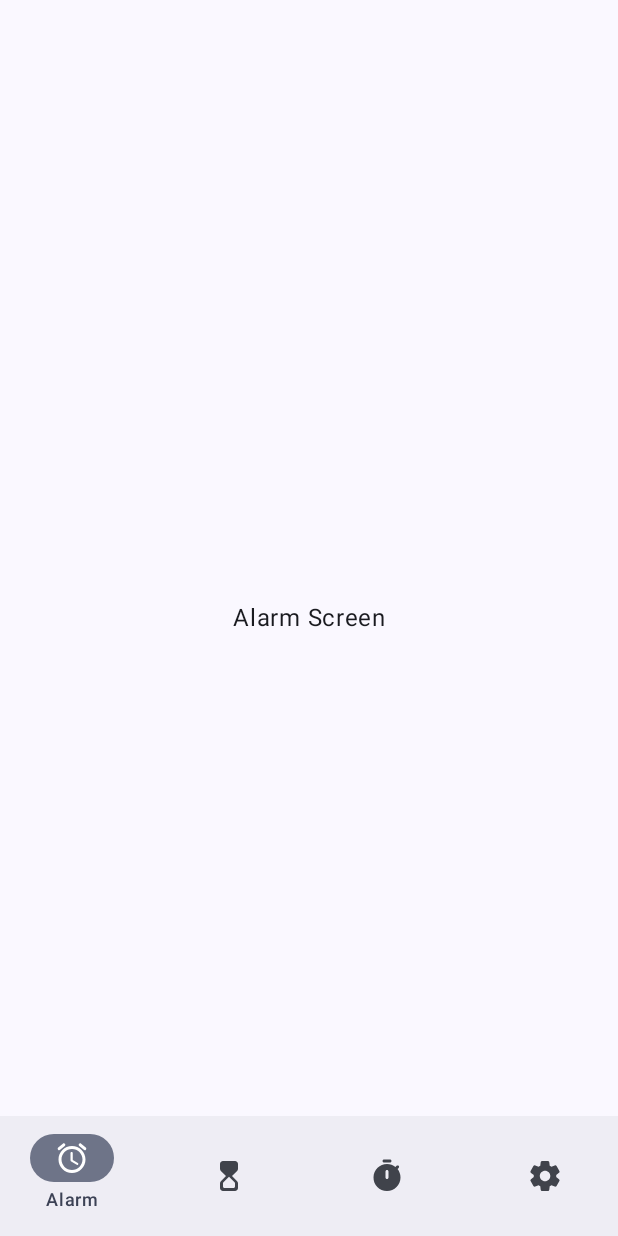
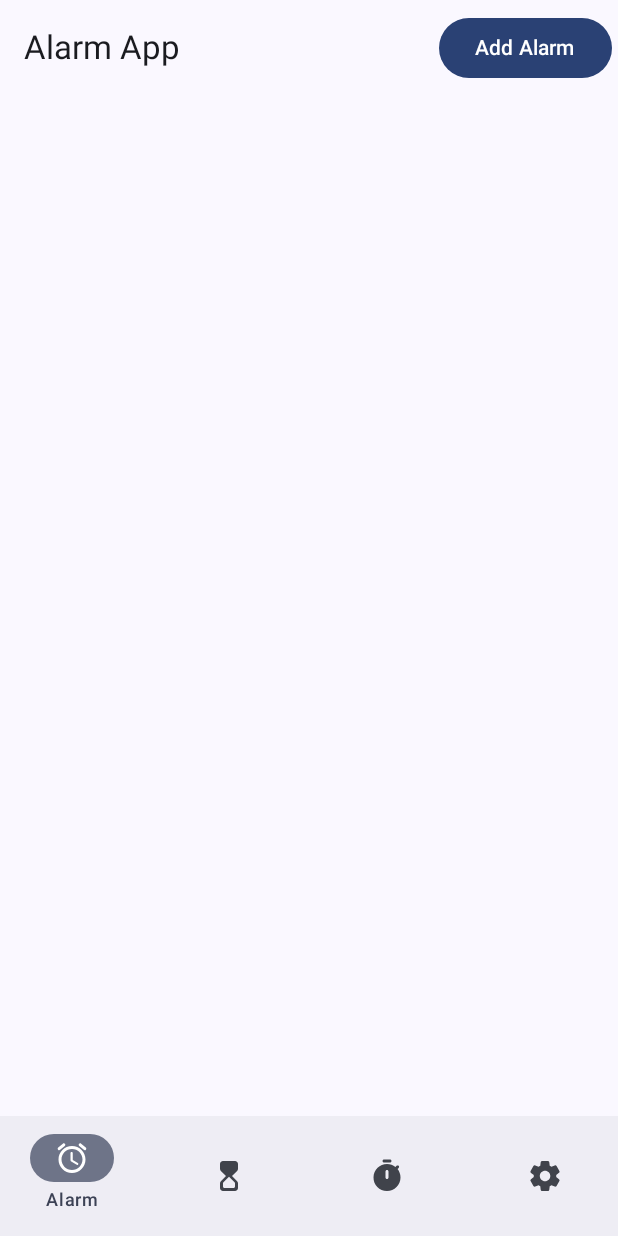
Before and after one commit to nasr-amraoui/Alarmii, an Android app built with Jetpack Compose: the screen it shows after launch (MainActivity), on a phone screen of 412 x 824 dp. Run offline under Robolectric (Android 15) with nearby library versions, the phone set to English and light mode, and no system bars.

Commit message:
This version has a error that in line 58 alarmScreen.kt, needed to be fixed later.

```diff
--- a/app/build.gradle.kts
+++ b/app/build.gradle.kts
@@ -63,4 +63,10 @@ dependencies {
 
     // Material Icon
     implementation("androidx.compose.material:material-icons-extended:1.5.4")
+
+    // Lifecycle
+    implementation("androidx.lifecycle:lifecycle-runtime-ktx:2.6.1")
+
+    // Livedata
+    implementation("androidx.compose.runtime:runtime-livedata:1.5.1")
 }
--- a/app/src/main/AndroidManifest.xml
+++ b/app/src/main/AndroidManifest.xml
@@ -1,6 +1,11 @@
 <?xml version="1.0" encoding="utf-8"?>
 <manifest xmlns:android="http://schemas.android.com/apk/res/android"
     xmlns:tools="http://schemas.android.com/tools">
+
+    <uses-permission android:name="android.permission.VIBRATE"/>
+    <uses-permission android:name="android.permission.POST_NOTIFICATIONS"/>
+    <uses-permission android:name="android.permission.SCHEDULE_EXACT_ALARM"
+        tools:ignore="ProtectedPermissions" />
 
     <application
         android:allowBackup="true"
--- a/app/src/main/java/com/example/alarmii/MainActivity.kt
+++ b/app/src/main/java/com/example/alarmii/MainActivity.kt
@@ -1,5 +1,9 @@
 package com.example.alarmii
 
+import android.app.NotificationChannel
+import android.app.NotificationManager
+import android.content.Context
+import android.os.Build
 import android.os.Bundle
 import androidx.activity.ComponentActivity
 import androidx.activity.compose.setContent
@@ -9,15 +13,18 @@ import androidx.compose.material3.MaterialTheme
 import androidx.compose.material3.Scaffold
 import androidx.compose.material3.Surface
 import androidx.compose.ui.Modifier
+import androidx.core.content.ContextCompat.getSystemService
 import androidx.navigation.compose.rememberNavController
 import com.example.alarmii.navigation.AppNavHost
 import com.example.alarmii.navigation.Screens
 import com.example.alarmii.ui.theme.AlarmiiTheme
 
+
 class MainActivity : ComponentActivity() {
     override fun onCreate(savedInstanceState: Bundle?) {
         super.onCreate(savedInstanceState)
         enableEdgeToEdge()
+        createNotificationChannel()
         setContent {
             AlarmiiTheme {
                 Surface(
@@ -40,4 +47,19 @@ class MainActivity : ComponentActivity() {
             }
         }
     }
+
+    private fun createNotificationChannel() {
+        if (Build.VERSION.SDK_INT >= Build.VERSION_CODES.O) {
+            val channel = NotificationChannel(
+                "ALARM_CHANNEL",
+                "Alarm Notifications",
+                NotificationManager.IMPORTANCE_HIGH
+            ).apply {
+                description = "Channel for alarm notifications"
+            }
+
+            val notificationManager = getSystemService(NotificationManager::class.java)
+            notificationManager.createNotificationChannel(channel)
+        }
+    }
 }
--- a/app/src/main/java/com/example/alarmii/bottomNavBar.kt
+++ b/app/src/main/java/com/example/alarmii/bottomNavBar.kt
@@ -1,9 +1,5 @@
 package com.example.alarmii
 
-import android.annotation.SuppressLint
-import android.view.animation.Animation
-import androidx.compose.animation.core.Animatable
-import androidx.compose.animation.core.animate
 import androidx.compose.material3.Icon
 import androidx.compose.material3.NavigationBar
 import androidx.compose.material3.NavigationBarItem
@@ -13,11 +9,9 @@ import androidx.compose.runtime.getValue
 import androidx.compose.runtime.mutableIntStateOf
 import androidx.compose.runtime.remember
 import androidx.compose.runtime.setValue
-import androidx.compose.ui.unit.dp
 import androidx.navigation.NavHostController
 import com.example.alarmii.navigation.Screens
 
-@SuppressLint("UnrememberedAnimatable")
 @Composable
 fun BottomNavBar(
     navController: NavHostController,
--- a/app/src/main/java/com/example/alarmii/screens/alarmScreen.kt
+++ b/app/src/main/java/com/example/alarmii/screens/alarmScreen.kt
@@ -1,18 +1,94 @@
 package com.example.alarmii.screens
 
 import androidx.compose.foundation.layout.Box
+import androidx.compose.foundation.layout.PaddingValues
+import androidx.compose.foundation.layout.Row
 import androidx.compose.foundation.layout.fillMaxSize
+import androidx.compose.foundation.layout.fillMaxWidth
+import androidx.compose.foundation.layout.padding
+import androidx.compose.foundation.lazy.LazyColumn
+import androidx.compose.material.icons.Icons
+import androidx.compose.material.icons.rounded.Delete
+import androidx.compose.material3.Button
+import androidx.compose.material3.ExperimentalMaterial3Api
+import androidx.compose.material3.Icon
+import androidx.compose.material3.IconButton
+import androidx.compose.material3.MaterialTheme
+import androidx.compose.material3.Scaffold
 import androidx.compose.material3.Text
+import androidx.compose.material3.TopAppBar
 import androidx.compose.runtime.Composable
+import androidx.compose.runtime.collectAsState
+import androidx.compose.runtime.getValue
+import androidx.compose.runtime.mutableStateOf
+import androidx.compose.runtime.remember
+import androidx.compose.runtime.setValue
 import androidx.compose.ui.Alignment
 import androidx.compose.ui.Modifier
-import androidx.compose.ui.text.style.TextAlign
+import androidx.compose.ui.platform.LocalContext
+import androidx.compose.ui.unit.dp
+import com.example.alarmii.TimePickerDialog
+import com.example.alarmii.viewModels.AlarmViewModel
+import java.time.LocalTime
+import java.time.format.DateTimeFormatter
+
+@OptIn(ExperimentalMaterial3Api::class)
+@Composable
+fun AlarmScreen(viewModel: AlarmViewModel = AlarmViewModel()) {
+    val alarms by viewModel.alarms.collectAsState()
+    var showTimePicker by remember { mutableStateOf(false) }
+
+    Scaffold(
+        topBar = {
+            TopAppBar(
+                title = { Text("Alarm App") },
+                actions = {
+                    Button(onClick = { showTimePicker = true }) {
+                        Text("Add Alarm")
+                    }
+                }
+            )
+        },
+        content = { padding ->
+            Box(modifier = Modifier.padding(padding)) {
+                AlarmList(alarms, viewModel::removeAlarm)
+                if (showTimePicker) {
+                    TimePickerDialog(
+                        onTimeSet = { time ->
+                            viewModel.addAlarm(time, LocalContext.current)
+                            showTimePicker = false
+                        },
+                        onDismiss = { showTimePicker = false }
+                    )
+                }
+            }
+        }
+    )
+}
 
 @Composable
-fun AlarmScreen() {
-    Box(modifier = Modifier
-        .fillMaxSize(),
-        contentAlignment = Alignment.Center) {
-        Text(text = "Alarm Screen", textAlign = TextAlign.Center)
+fun AlarmList(alarms: List<LocalTime>, onRemove: (LocalTime) -> Unit) {
+    LazyColumn(
+        modifier = Modifier.fillMaxSize(),
+        contentPadding = PaddingValues(16.dp)
+    ) {
+        items(alarms.size) { index ->
+            val alarm = alarms[index]
+            Row(
+                modifier = Modifier
+                    .fillMaxWidth()
+                    .padding(8.dp),
+                verticalAlignment = Alignment.CenterVertically
+            ) {
+                Text(
+                    text = alarm.format(DateTimeFormatter.ofPattern("hh:mm a")),
+                    modifier = Modifier.weight(1f),
+                    style = MaterialTheme.typography.bodyLarge
+                )
+                IconButton(onClick = { onRemove(alarm) }) {
+                    Icon(Icons.Rounded.Delete, contentDescription = "Remove Alarm")
+                }
+            }
+        }
     }
 }
```
Also changed, not shown: app/src/main/java/com/example/alarmii/broadcastReseiver/alarmReceiver.kt (added, +39 -0 lines), app/src/main/java/com/example/alarmii/timePickerDialog.kt (added, +31 -0 lines), app/src/main/java/com/example/alarmii/viewModels/alarmViewModel.kt (added, +64 -0 lines).
